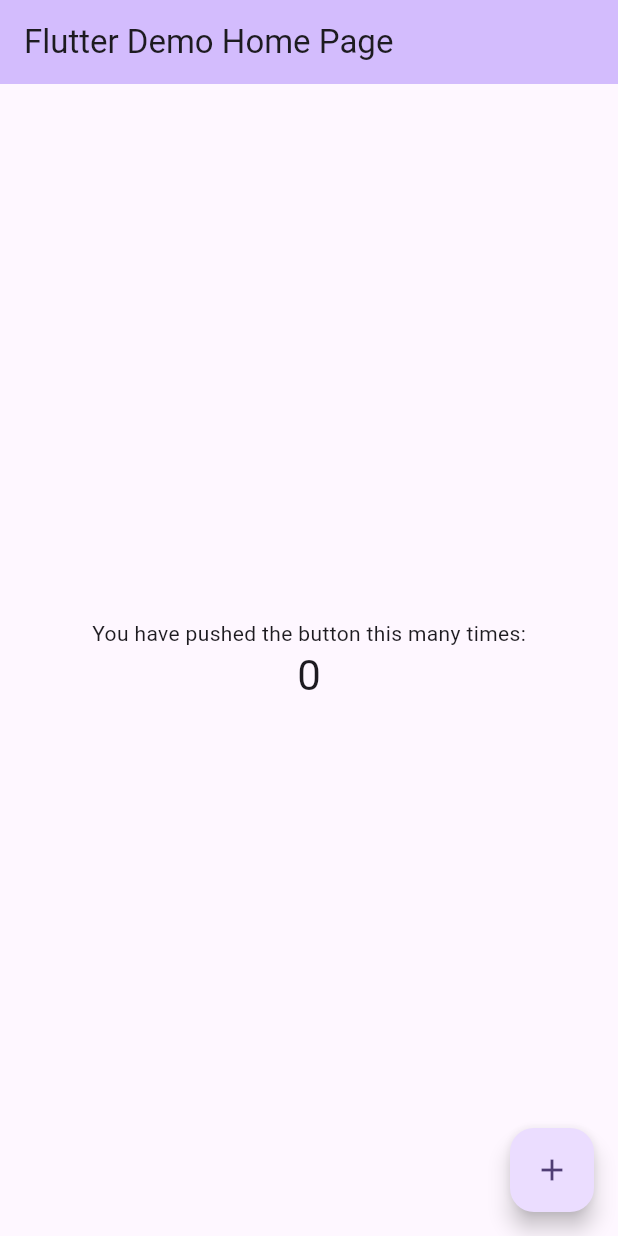
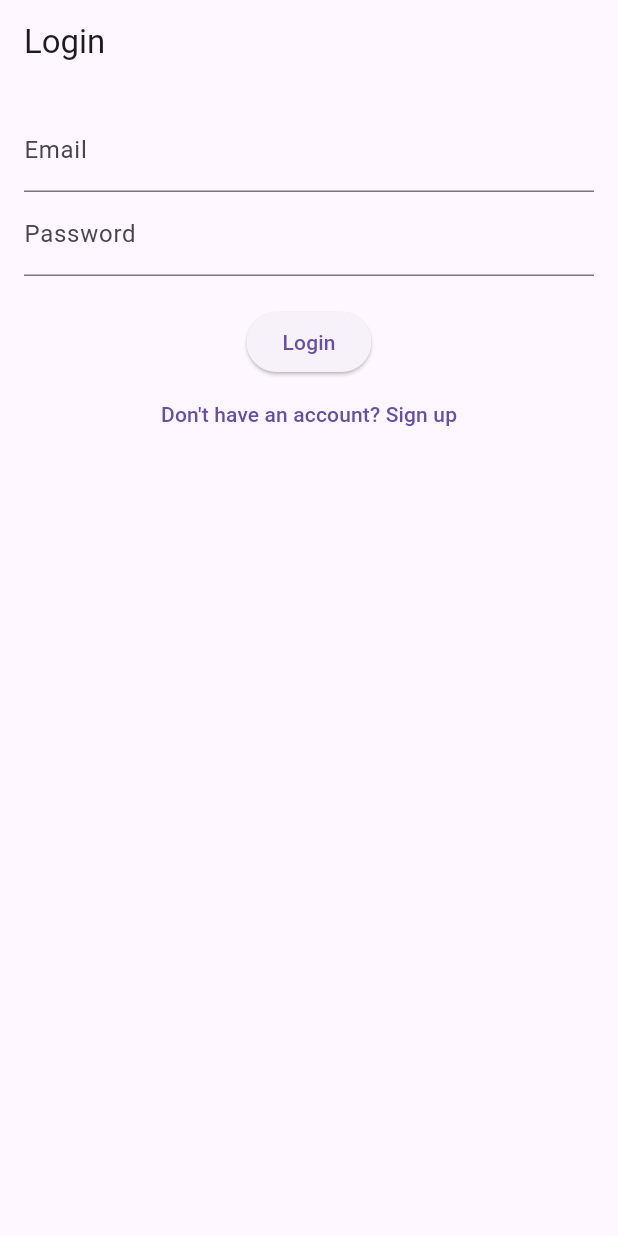
Before and after one commit to sujeet7838/bloc_architecture, a Flutter app: the screen it shows after launch, on a phone screen of 412 x 824 dp. Run offline on Flutter 3.47's test engine with Material 3 defaults, Android fonts, the phone set to English and light mode, and no system bars; our stand-ins replace flutter_bloc.

Commit message:
bloc function created

```diff
--- /dev/null
+++ b/lib/blocs/auth/auth_event.dart
@@ -0,0 +1,13 @@
+abstract class AuthEvent {}
+
+class LoginRequested extends AuthEvent {
+  final String email, password;
+
+  LoginRequested(this.email, this.password);
+}
+
+class SignupRequested extends AuthEvent {
+  final String email, password;
+
+  SignupRequested(this.email, this.password);
+}
--- /dev/null
+++ b/lib/blocs/auth/auth_state.dart
@@ -0,0 +1,13 @@
+abstract class AuthState {}
+
+class AuthInitial extends AuthState {}
+
+class AuthLoading extends AuthState {}
+
+class AuthSuccess extends AuthState {}
+
+class AuthFailure extends AuthState {
+  final String error;
+
+  AuthFailure(this.error);
+}
--- a/lib/main.dart
+++ b/lib/main.dart
@@ -1,4 +1,7 @@
+import 'package:blocarchitecture/blocs/auth/auth_bloc.dart';
+import 'package:blocarchitecture/screens/login_screen.dart';
 import 'package:flutter/material.dart';
+import 'package:flutter_bloc/flutter_bloc.dart';
 
 void main() {
   runApp(const MyApp());
@@ -10,113 +13,14 @@ class MyApp extends StatelessWidget {
   // This widget is the root of your application.
   @override
   Widget build(BuildContext context) {
-    return MaterialApp(
-      title: 'Flutter Demo',
-      theme: ThemeData(
-        // This is the theme of your application.
-        //
-        // TRY THIS: Try running your application with "flutter run". You'll see
-        // the application has a purple toolbar. Then, without quitting the app,
-        // try changing the seedColor in the colorScheme below to Colors.green
-        // and then invoke "hot reload" (save your changes or press the "hot
-        // reload" button in a Flutter-supported IDE, or press "r" if you used
-        // the command line to start the app).
-        //
-        // Notice that the counter didn't reset back to zero; the application
-        // state is not lost during the reload. To reset the state, use hot
-        // restart instead.
-        //
-        // This works for code too, not just values: Most code changes can be
-        // tested with just a hot reload.
-        colorScheme: ColorScheme.fromSeed(seedColor: Colors.deepPurple),
+    return BlocProvider(
+      create: (context) => AuthBloc(),
+      child: MaterialApp(
+        debugShowCheckedModeBanner: false,
+        title: 'Flutter Bloc Architecture',
+        theme: ThemeData(primarySwatch: Colors.blue),
+        home: LoginScreen(),
       ),
-      home: const MyHomePage(title: 'Flutter Demo Home Page'),
     );
   }
 }
-
-class MyHomePage extends StatefulWidget {
-  const MyHomePage({super.key, required this.title});
-
-  // This widget is the home page of your application. It is stateful, meaning
-  // that it has a State object (defined below) that contains fields that affect
-  // how it looks.
-
-  // This class is the configuration for the state. It holds the values (in this
-  // case the title) provided by the parent (in this case the App widget) and
-  // used by the build method of the State. Fields in a Widget subclass are
-  // always marked "final".
-
-  final String title;
-
-  @override
-  State<MyHomePage> createState() => _MyHomePageState();
-}
-
-class _MyHomePageState extends State<MyHomePage> {
-  int _counter = 0;
-
-  void _incrementCounter() {
-    setState(() {
-      // This call to setState tells the Flutter framework that something has
-      // changed in this State, which causes it to rerun the build method below
-      // so that the display can reflect the updated values. If we changed
-      // _counter without calling setState(), then the build method would not be
-      // called again, and so nothing would appear to happen.
-      _counter++;
-    });
-  }
-
-  @override
-  Widget build(BuildContext context) {
-    // This method is rerun every time setState is called, for instance as done
-    // by the _incrementCounter method above.
-    //
-    // The Flutter framework has been optimized to make rerunning build methods
-    // fast, so that you can just rebuild anything that needs updating rather
-    // than having to individually change instances of widgets.
-    return Scaffold(
-      appBar: AppBar(
-        // TRY THIS: Try changing the color here to a specific color (to
-        // Colors.amber, perhaps?) and trigger a hot reload to see the AppBar
-        // change color while the other colors stay the same.
-        backgroundColor: Theme.of(context).colorScheme.inversePrimary,
-        // Here we take the value from the MyHomePage object that was created by
-        // the App.build method, and use it to set our appbar title.
-        title: Text(widget.title),
-      ),
-      body: Center(
-        // Center is a layout widget. It takes a single child and positions it
-        // in the middle of the parent.
-        child: Column(
-          // Column is also a layout widget. It takes a list of children and
-          // arranges them vertically. By default, it sizes itself to fit its
-          // children horizontally, and tries to be as tall as its parent.
-          //
-          // Column has various properties to control how it sizes itself and
-          // how it positions its children. Here we use mainAxisAlignment to
-          // center the children vertically; the main axis here is the vertical
-          // axis because Columns are vertical (the cross axis would be
-          // horizontal).
-          //
-          // TRY THIS: Invoke "debug painting" (choose the "Toggle Debug Paint"
-          // action in the IDE, or press "p" in the console), to see the
-          // wireframe for each widget.
-          mainAxisAlignment: MainAxisAlignment.center,
-          children: <Widget>[
-            const Text('You have pushed the button this many times:'),
-            Text(
-              '$_counter',
-              style: Theme.of(context).textTheme.headlineMedium,
-            ),
-          ],
-        ),
-      ),
-      floatingActionButton: FloatingActionButton(
-        onPressed: _incrementCounter,
-        tooltip: 'Increment',
-        child: const Icon(Icons.add),
-      ), // This trailing comma makes auto-formatting nicer for build methods.
-    );
-  }
-}
--- /dev/null
+++ b/lib/screens/login_screen.dart
@@ -0,0 +1,75 @@
+import 'package:flutter/material.dart';
+import 'package:flutter_bloc/flutter_bloc.dart';
+import '../blocs/auth/auth_bloc.dart';
+import '../blocs/auth/auth_event.dart';
+import '../blocs/auth/auth_state.dart';
+import 'signup_screen.dart';
+
+class LoginScreen extends StatelessWidget {
+  final emailController = TextEditingController();
+  final passwordController = TextEditingController();
+
+  void _login(BuildContext context) {
+    final email = emailController.text;
+    final password = passwordController.text;
+
+    BlocProvider.of<AuthBloc>(context).add(LoginRequested(email, password));
+  }
+
+  @override
+  Widget build(BuildContext context) {
+    return Scaffold(
+      appBar: AppBar(title: Text("Login")),
+      body: BlocListener<AuthBloc, AuthState>(
+        listener: (context, state) {
+          if (state is AuthSuccess) {
+            ScaffoldMessenger.of(
+              context,
+            ).showSnackBar(SnackBar(content: Text("Login Successful")));
+          } else if (state is AuthFailure) {
+            ScaffoldMessenger.of(
+              context,
+            ).showSnackBar(SnackBar(content: Text(state.error)));
+          }
+        },
+        child: Padding(
+          padding: const EdgeInsets.all(16.0),
+          child: Column(
+            children: [
+              TextField(
+                controller: emailController,
+                decoration: InputDecoration(labelText: "Email"),
+              ),
+              TextField(
+                controller: passwordController,
+                decoration: InputDecoration(labelText: "Password"),
+                obscureText: true,
+              ),
+              SizedBox(height: 20),
+              BlocBuilder<AuthBloc, AuthState>(
+                builder: (context, state) {
+                  if (state is AuthLoading) {
+                    return CircularProgressIndicator();
+                  }
+                  return ElevatedButton(
+                    onPressed: () => _login(context),
+                    child: Text("Login"),
+                  );
+                },
+              ),
+              TextButton(
+                onPressed: () {
+                  Navigator.push(
+                    context,
+                    MaterialPageRoute(builder: (_) => SignupScreen()),
+                  );
+                },
+                child: Text("Don't have an account? Sign up"),
+              ),
+            ],
+          ),
+        ),
+      ),
+    );
+  }
+}
--- a/pubspec.yaml
+++ b/pubspec.yaml
@@ -34,6 +34,7 @@ dependencies:
   # The following adds the Cupertino Icons font to your application.
   # Use with the CupertinoIcons class for iOS style icons.
   cupertino_icons: ^1.0.8
+  flutter_bloc: ^8.1.3
 
 dev_dependencies:
   flutter_test:
```
Also changed, not shown: lib/blocs/auth/auth_bloc.dart (added, +23 -0 lines), lib/screens/signup_screen.dart (added, +66 -0 lines), lib/widgets/custom_textfield.dart (added), pubspec.lock.
